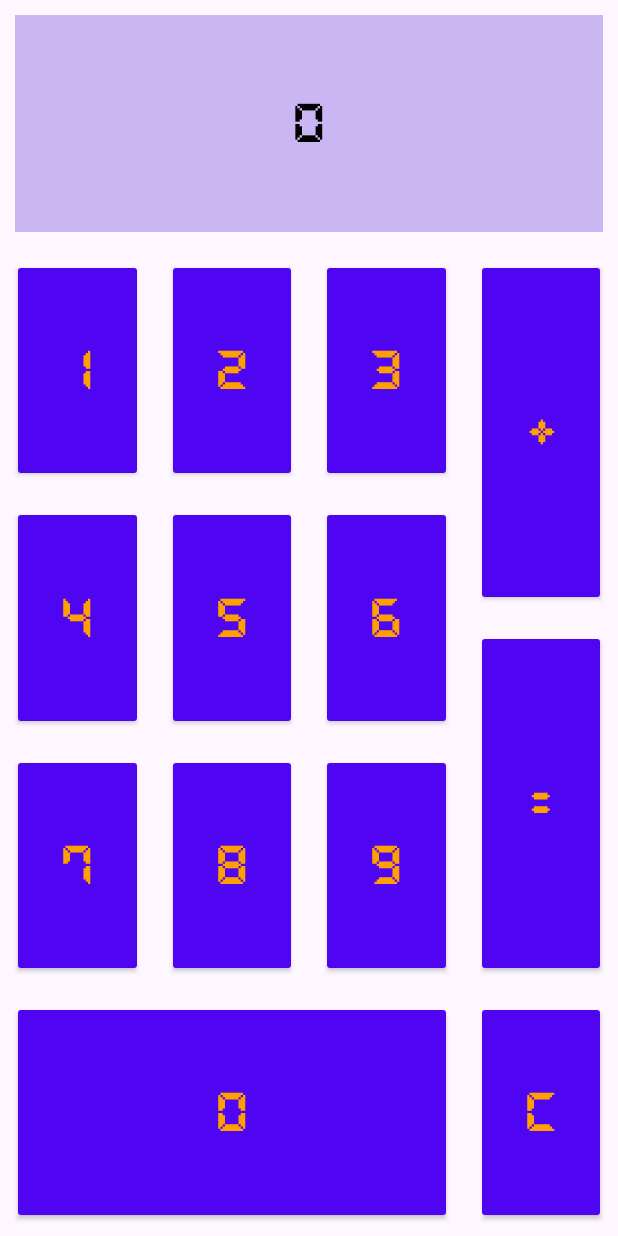
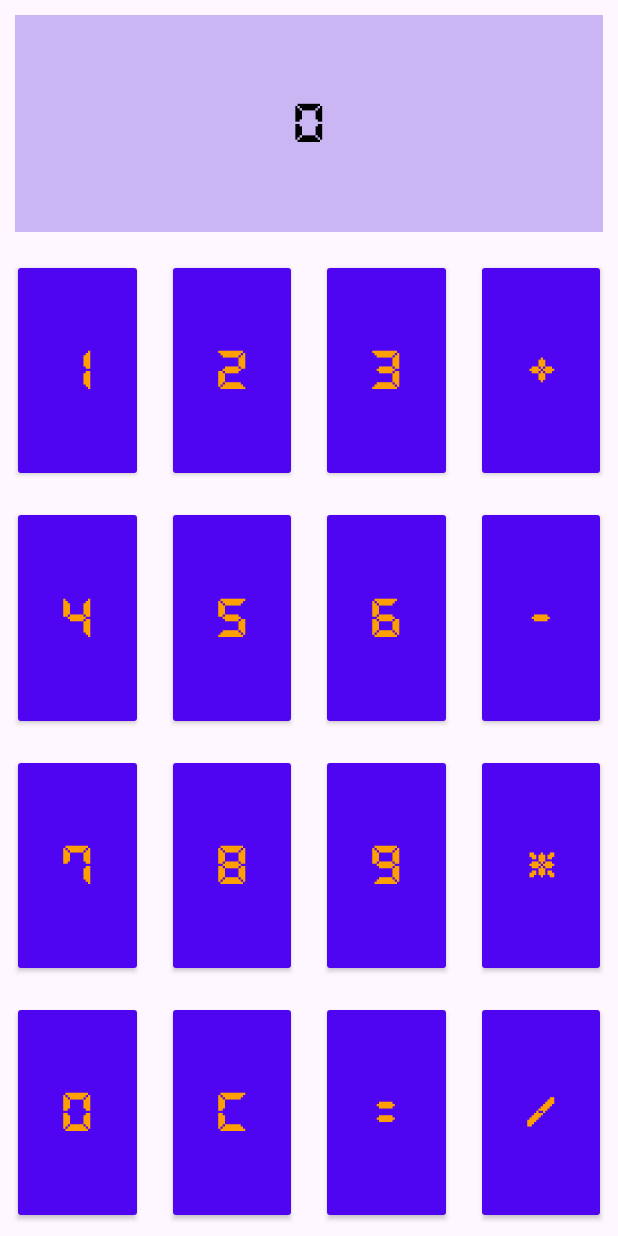
Before and after one commit to BorAG8/CalculadoraBorjaAG, an Android app: the screen it shows after launch (MainActivity), on a phone screen of 412 x 824 dp. Run offline under Robolectric (Android 15) with nearby library versions, the phone set to English and light mode, and no system bars.

```diff
--- a/app/build.gradle.kts
+++ b/app/build.gradle.kts
@@ -1,6 +1,7 @@
 plugins {
     alias(libs.plugins.android.application)
     alias(libs.plugins.kotlin.android)
+    id("org.jetbrains.dokka") version "1.9.20"
 }
 
 android {
@@ -30,12 +31,17 @@ android {
         sourceCompatibility = JavaVersion.VERSION_1_8
         targetCompatibility = JavaVersion.VERSION_1_8
     }
+
+
     kotlinOptions {
         jvmTarget = "1.8"
     }
 }
 
 dependencies {
+
+    testImplementation(libs.kotlin.test)
+    testImplementation(libs.junit)
 
     implementation(libs.androidx.core.ktx)
     implementation(libs.androidx.appcompat)
--- a/app/src/main/java/com/example/calculadoraborjaag/MainActivity.kt
+++ b/app/src/main/java/com/example/calculadoraborjaag/MainActivity.kt
@@ -5,17 +5,30 @@ import android.widget.Button
 import android.widget.TextView
 import androidx.appcompat.app.AppCompatActivity
 
+/**
+ * MainActivity es la actividad principal de la calculadora.
+ * Maneja la interfaz de usuario y la lógica para obtener la entrada del usuario
+ * y calcular el resultado utilizando la clase Calculator.
+ */
+
 class MainActivity : AppCompatActivity() {
 
-    private lateinit var resultado: TextView
-    private var entrada: String = ""
+    private lateinit var resultado: TextView // Vista donde se muestra el resultado de la operación
+    private var entrada: String = "" // Almacena la entrada del usuario
+    private val calculator = Calculator() // Clase Calculator para realizar cálculos
+
+    /**
+     * Se llama cuando la actividad es creada.
+     * Configura la vista y los botones para manejar las interacciones del usuario.
+     */
 
     override fun onCreate(savedInstanceState: Bundle?) {
         super.onCreate(savedInstanceState)
         setContentView(R.layout.activity_main)
 
-        resultado = findViewById(R.id.resultado)
+        resultado = findViewById(R.id.resultado) // Inicializa el TextView que mostrará el resultado
 
+        // Botones numéricos, operadores etc...
         val boton0 = findViewById<Button>(R.id.boton0)
         boton0.setOnClickListener {
             entrada += "0"
@@ -81,14 +94,31 @@ class MainActivity : AppCompatActivity() {
             resultado.text = entrada
         }
 
+        findViewById<Button>(R.id.botonRestar).setOnClickListener {
+            entrada += "-"
+            resultado.text = entrada
+        }
+
+        findViewById<Button>(R.id.botonMultiplicar).setOnClickListener {
+            entrada += "*"
+            resultado.text = entrada
+        }
+
+        findViewById<Button>(R.id.botonDividir).setOnClickListener {
+            entrada += "/"
+            resultado.text = entrada
+        }
+
         findViewById<Button>(R.id.botonCe).setOnClickListener {
             entrada = ""
             resultado.text = entrada
         }
 
         findViewById<Button>(R.id.botonIgual).setOnClickListener {
+            // Intenta calcular el resultado a partir de la entrada del usuario
+            // Si ocurre una excepción, devuelve -1 para indicar un error
             val result = try {
-                calcular(entrada)
+                calculator.calcular(entrada)
             } catch (e: Exception) {
                 -1
             }
@@ -96,12 +126,4 @@ class MainActivity : AppCompatActivity() {
         }
     }
 
-    private fun calcular(input: String): Int {
-        return if (!input.contains("+")) {
-            input.toInt()
-        } else {
-            val numeros = input.split("+", limit = 2)
-            calcular(numeros[0]) + calcular(numeros[1])
-        }
-    }
 }
--- a/app/src/main/res/layout/activity_main.xml
+++ b/app/src/main/res/layout/activity_main.xml
@@ -203,7 +203,7 @@
         android:layout_height="0dp"
         android:text="0"
         app:layout_constraintStart_toStartOf="parent"
-        app:layout_constraintEnd_toStartOf="@id/vertical75"
+        app:layout_constraintEnd_toStartOf="@id/vertical25"
         app:layout_constraintTop_toTopOf="@id/horizontal80"
         app:layout_constraintBottom_toTopOf="@id/horizontal100"
         style="@style/botonrecto"/>
@@ -216,7 +216,40 @@
         app:layout_constraintStart_toStartOf="@id/vertical75"
         app:layout_constraintEnd_toStartOf="@id/vertical100"
         app:layout_constraintTop_toTopOf="@id/horizontal20"
-        app:layout_constraintBottom_toTopOf="@id/horizontal50"
+        app:layout_constraintBottom_toTopOf="@id/horizontal40"
+        style="@style/botonrecto"/>
+
+    <Button
+        android:id="@+id/botonRestar"
+        android:layout_width="0dp"
+        android:layout_height="0dp"
+        android:text="-"
+        app:layout_constraintStart_toStartOf="@id/vertical75"
+        app:layout_constraintEnd_toStartOf="@id/vertical100"
+        app:layout_constraintTop_toTopOf="@id/horizontal40"
+        app:layout_constraintBottom_toTopOf="@id/horizontal60"
+        style="@style/botonrecto"/>
+
+    <Button
+        android:id="@+id/botonMultiplicar"
+        android:layout_width="0dp"
+        android:layout_height="0dp"
+        android:text="*"
+        app:layout_constraintStart_toStartOf="@id/vertical75"
+        app:layout_constraintEnd_toStartOf="@id/vertical100"
+        app:layout_constraintTop_toTopOf="@id/horizontal60"
+        app:layout_constraintBottom_toTopOf="@id/horizontal80"
+        style="@style/botonrecto"/>
+
+    <Button
+        android:id="@+id/botonDividir"
+        android:layout_width="0dp"
+        android:layout_height="0dp"
+        android:text="/"
+        app:layout_constraintStart_toStartOf="@id/vertical75"
+        app:layout_constraintEnd_toStartOf="@id/vertical100"
+        app:layout_constraintTop_toTopOf="@id/horizontal80"
+        app:layout_constraintBottom_toTopOf="@id/horizontal100"
         style="@style/botonrecto"/>
 
     <Button
@@ -224,10 +257,10 @@
         android:layout_width="0dp"
         android:layout_height="0dp"
         android:text="="
-        app:layout_constraintStart_toStartOf="@id/vertical75"
-        app:layout_constraintEnd_toStartOf="@id/vertical100"
-        app:layout_constraintTop_toTopOf="@id/horizontal50"
-        app:layout_constraintBottom_toTopOf="@id/horizontal80"
+        app:layout_constraintStart_toStartOf="@id/vertical50"
+        app:layout_constraintEnd_toStartOf="@id/vertical75"
+        app:layout_constraintTop_toTopOf="@id/horizontal80"
+        app:layout_constraintBottom_toTopOf="@id/horizontal100"
         style="@style/botonrecto"/>
 
     <Button
@@ -235,8 +268,8 @@
         android:layout_width="0dp"
         android:layout_height="0dp"
         android:text="C"
-        app:layout_constraintStart_toStartOf="@id/vertical75"
-        app:layout_constraintEnd_toStartOf="@id/vertical100"
+        app:layout_constraintStart_toStartOf="@id/vertical25"
+        app:layout_constraintEnd_toStartOf="@id/vertical50"
         app:layout_constraintTop_toTopOf="@id/horizontal80"
         app:layout_constraintBottom_toTopOf="@id/horizontal100"
         style="@style/botonrecto"/>
--- a/gradle/libs.versions.toml
+++ b/gradle/libs.versions.toml
@@ -20,6 +20,8 @@ material = { group = "com.google.android.material", name = "material", version.r
 androidx-activity = { group = "androidx.activity", name = "activity", version.ref = "activity" }
 androidx-constraintlayout = { group = "androidx.constraintlayout", name = "constraintlayout", version.ref = "constraintlayout" }
 
+kotlin-test = { group = "org.jetbrains.kotlin", name = "kotlin-test", version.ref = "kotlin" }
+
 [plugins]
 android-application = { id = "com.android.application", version.ref = "agp" }
 kotlin-android = { id = "org.jetbrains.kotlin.android", version.ref = "kotlin" }
```
Also changed, not shown: 2 other files.
